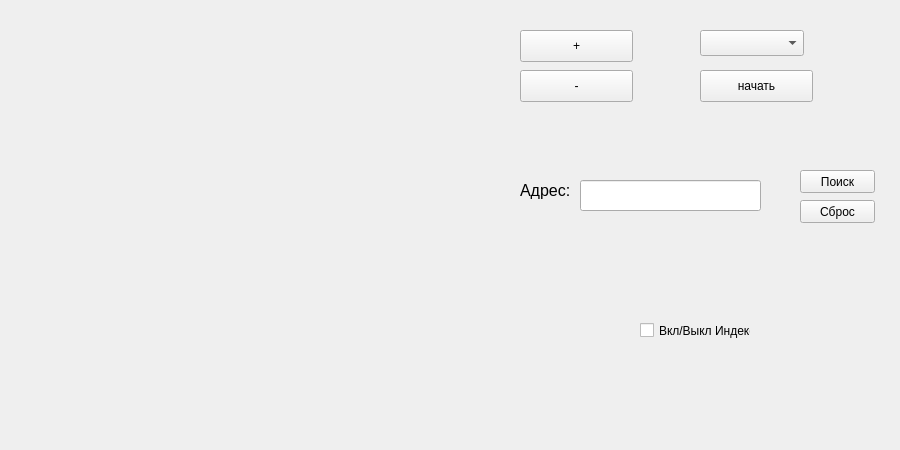
KolesnikovaEk/apiproject, file file.ui: the form before one commit.
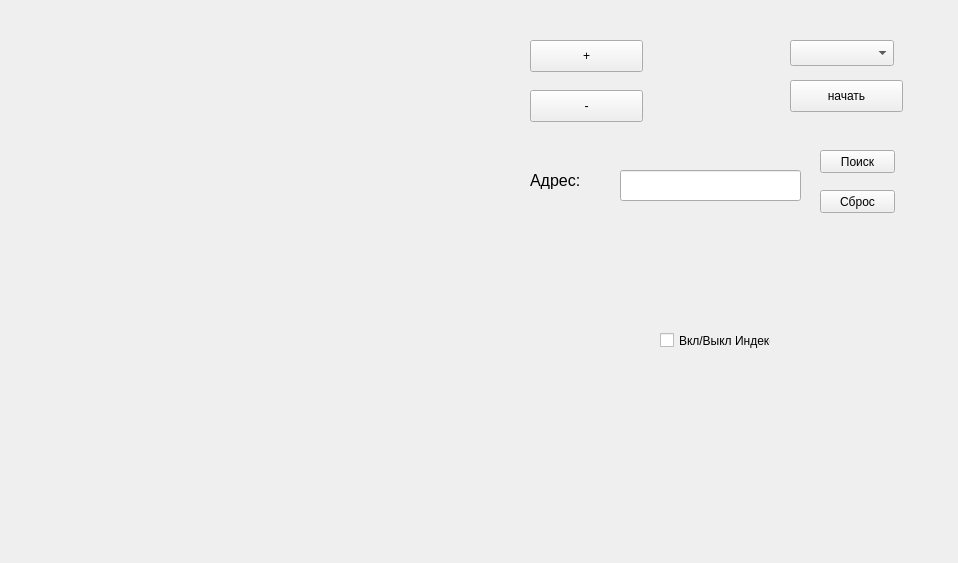
The form after the commit.

The edit to the form file:
```diff
--- a/file.ui
+++ b/file.ui
@@ -6,8 +6,8 @@
    <rect>
     <x>0</x>
     <y>0</y>
-    <width>900</width>
-    <height>450</height>
+    <width>958</width>
+    <height>563</height>
    </rect>
   </property>
   <property name="windowTitle">
@@ -17,9 +17,9 @@
    <property name="geometry">
     <rect>
      <x>30</x>
-     <y>50</y>
+     <y>40</y>
      <width>451</width>
-     <height>311</height>
+     <height>451</height>
     </rect>
    </property>
    <property name="text">
@@ -29,8 +29,8 @@
   <widget class="QPushButton" name="pushButton_down">
    <property name="geometry">
     <rect>
-     <x>520</x>
-     <y>30</y>
+     <x>530</x>
+     <y>40</y>
      <width>113</width>
      <height>32</height>
     </rect>
@@ -42,8 +42,8 @@
   <widget class="QPushButton" name="pushButton_up">
    <property name="geometry">
     <rect>
-     <x>520</x>
-     <y>70</y>
+     <x>530</x>
+     <y>90</y>
      <width>113</width>
      <height>32</height>
     </rect>
@@ -55,8 +55,8 @@
   <widget class="QLineEdit" name="findline">
    <property name="geometry">
     <rect>
-     <x>580</x>
-     <y>180</y>
+     <x>620</x>
+     <y>170</y>
      <width>181</width>
      <height>31</height>
     </rect>
@@ -68,8 +68,8 @@
   <widget class="QLabel" name="label">
    <property name="geometry">
     <rect>
-     <x>520</x>
-     <y>180</y>
+     <x>530</x>
+     <y>170</y>
      <width>61</width>
      <height>21</height>
     </rect>
@@ -86,8 +86,8 @@
   <widget class="QPushButton" name="findbutton">
    <property name="geometry">
     <rect>
-     <x>800</x>
-     <y>170</y>
+     <x>820</x>
+     <y>150</y>
      <width>75</width>
      <height>23</height>
     </rect>
@@ -99,8 +99,8 @@
   <widget class="QPushButton" name="deletebutton">
    <property name="geometry">
     <rect>
-     <x>800</x>
-     <y>200</y>
+     <x>820</x>
+     <y>190</y>
      <width>75</width>
      <height>23</height>
     </rect>
@@ -112,8 +112,8 @@
   <widget class="QLabel" name="address">
    <property name="geometry">
     <rect>
-     <x>520</x>
-     <y>250</y>
+     <x>510</x>
+     <y>240</y>
      <width>361</width>
      <height>31</height>
     </rect>
@@ -125,8 +125,8 @@
   <widget class="QLabel" name="index">
    <property name="geometry">
     <rect>
-     <x>520</x>
-     <y>280</y>
+     <x>510</x>
+     <y>270</y>
      <width>361</width>
      <height>31</height>
     </rect>
@@ -138,8 +138,8 @@
   <widget class="QCheckBox" name="checkBox">
    <property name="geometry">
     <rect>
-     <x>640</x>
-     <y>320</y>
+     <x>660</x>
+     <y>330</y>
      <width>111</width>
      <height>21</height>
     </rect>
@@ -154,8 +154,8 @@
   <widget class="QComboBox" name="comboBox">
    <property name="geometry">
     <rect>
-     <x>700</x>
-     <y>30</y>
+     <x>790</x>
+     <y>40</y>
      <width>104</width>
      <height>26</height>
     </rect>
@@ -164,8 +164,8 @@
   <widget class="QPushButton" name="pushButton_scheme">
    <property name="geometry">
     <rect>
-     <x>700</x>
-     <y>70</y>
+     <x>790</x>
+     <y>80</y>
      <width>113</width>
      <height>32</height>
     </rect>
```
